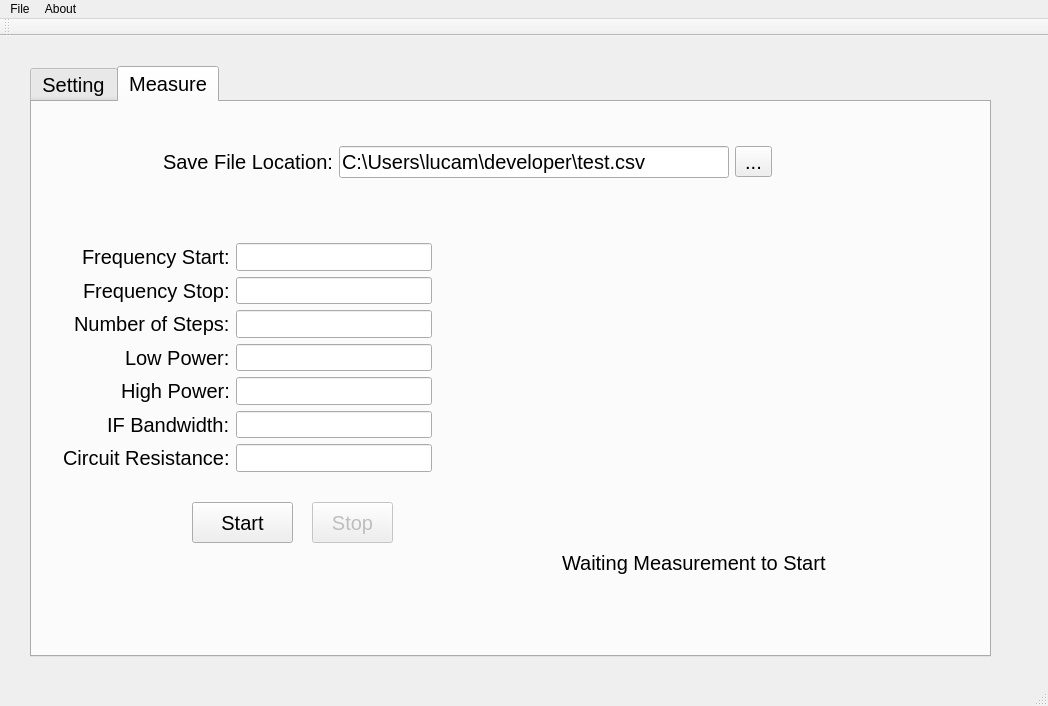
quantum-devices-physics-lab/measurement-instruments-python, file OneToneQt/OneToneQt/OneToneQt.ui: the form before one commit.
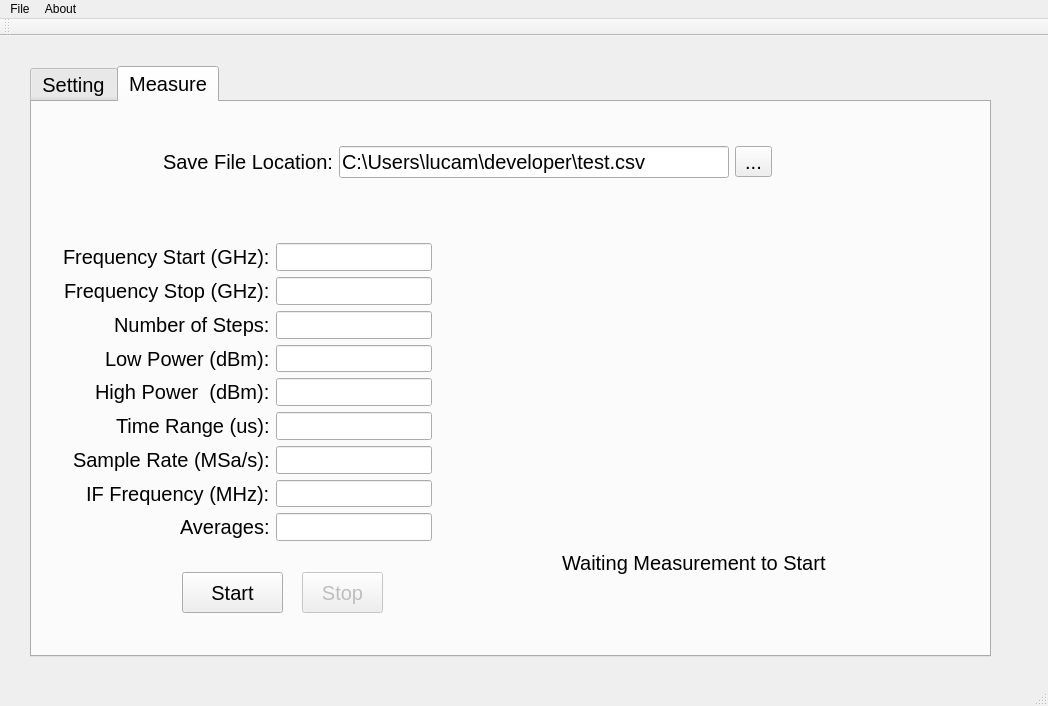
The form after the commit. Custom widgets are drawn as their Qt base class.

What changed in the file:
```diff
--- a/OneToneQt/OneToneQt/OneToneQt.ui
+++ b/OneToneQt/OneToneQt/OneToneQt.ui
@@ -252,8 +252,8 @@
      <widget class="QPushButton" name="StartMeasurementButton">
       <property name="geometry">
        <rect>
-        <x>160</x>
-        <y>400</y>
+        <x>150</x>
+        <y>470</y>
         <width>101</width>
         <height>41</height>
        </rect>
@@ -268,7 +268,7 @@
         <x>20</x>
         <y>130</y>
         <width>391</width>
-        <height>251</height>
+        <height>320</height>
        </rect>
       </property>
       <layout class="QFormLayout" name="formLayout">
@@ -278,7 +278,7 @@
        <item row="0" column="0">
         <widget class="QLabel" name="FreqStartLabel">
          <property name="text">
-          <string>Frequency Start:</string>
+          <string>Frequency Start (GHz):</string>
          </property>
         </widget>
        </item>
@@ -288,7 +288,7 @@
        <item row="1" column="0">
         <widget class="QLabel" name="FreqStopLabel">
          <property name="text">
-          <string>Frequency Stop:</string>
+          <string>Frequency Stop (GHz):</string>
          </property>
         </widget>
        </item>
@@ -308,7 +308,7 @@
        <item row="3" column="0">
         <widget class="QLabel" name="LowPowerLabel">
          <property name="text">
-          <string>Low Power:</string>
+          <string>Low Power (dBm):</string>
          </property>
         </widget>
        </item>
@@ -318,7 +318,7 @@
        <item row="4" column="0">
         <widget class="QLabel" name="HighPowerLabel">
          <property name="text">
-          <string>High Power:</string>
+          <string>High Power  (dBm):</string>
          </property>
         </widget>
        </item>
@@ -328,7 +328,7 @@
        <item row="5" column="0">
         <widget class="QLabel" name="IFBandwidthLabel">
          <property name="text">
-          <string>IF Bandwidth:</string>
+          <string>Time Range (us):</string>
          </property>
         </widget>
        </item>
@@ -338,12 +338,32 @@
        <item row="6" column="0">
         <widget class="QLabel" name="CircuitResistanceLabel">
          <property name="text">
-          <string>Circuit Resistance:</string>
+          <string>Sample Rate (MSa/s):</string>
          </property>
         </widget>
        </item>
        <item row="6" column="1">
-        <widget class="QLineEdit" name="CircuitResistanceEdit"/>
+        <widget class="QLineEdit" name="SampleRateEdit"/>
+       </item>
+       <item row="7" column="1">
+        <widget class="QLineEdit" name="IFFrequencyEdit"/>
+       </item>
+       <item row="7" column="0">
+        <widget class="QLabel" name="IFFrequencyLabel">
+         <property name="text">
+          <string>IF Frequency (MHz):</string>
+         </property>
+        </widget>
+       </item>
+       <item row="8" column="1">
+        <widget class="QLineEdit" name="AveragesEdit"/>
+       </item>
+       <item row="8" column="0">
+        <widget class="QLabel" name="AveragesLabel">
+         <property name="text">
+          <string>Averages:</string>
+         </property>
+        </widget>
        </item>
       </layout>
      </widget>
@@ -353,8 +373,8 @@
       </property>
       <property name="geometry">
        <rect>
-        <x>280</x>
-        <y>400</y>
+        <x>270</x>
+        <y>470</y>
         <width>81</width>
         <height>41</height>
        </rect>
```
Left out of the diff: 6 changed lines with no effect on the pictures.
